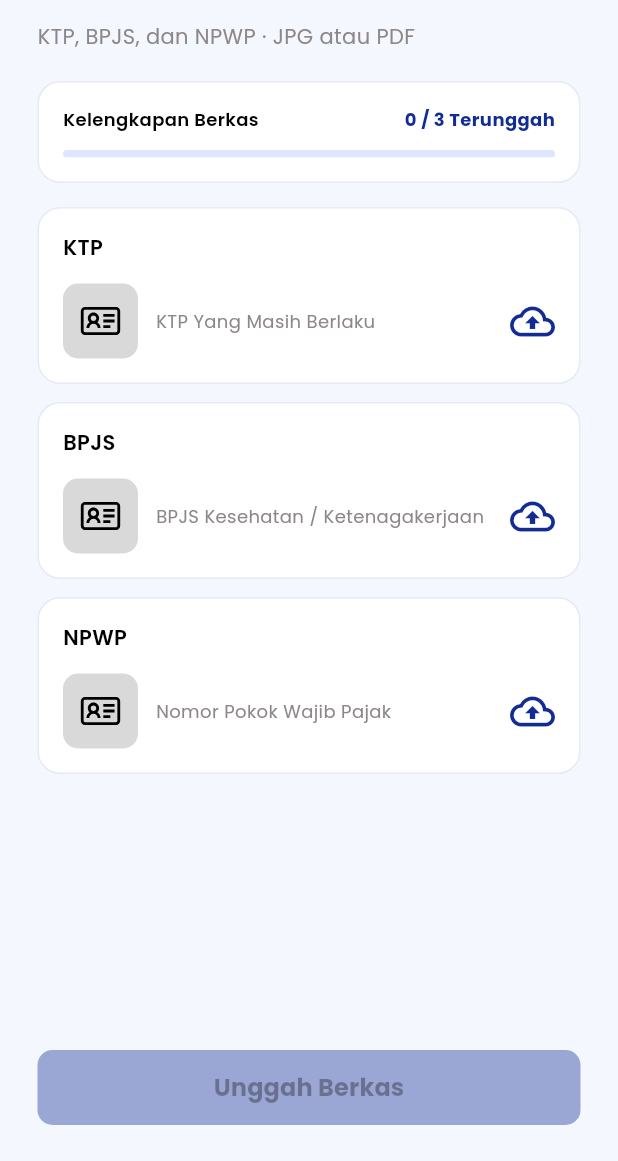
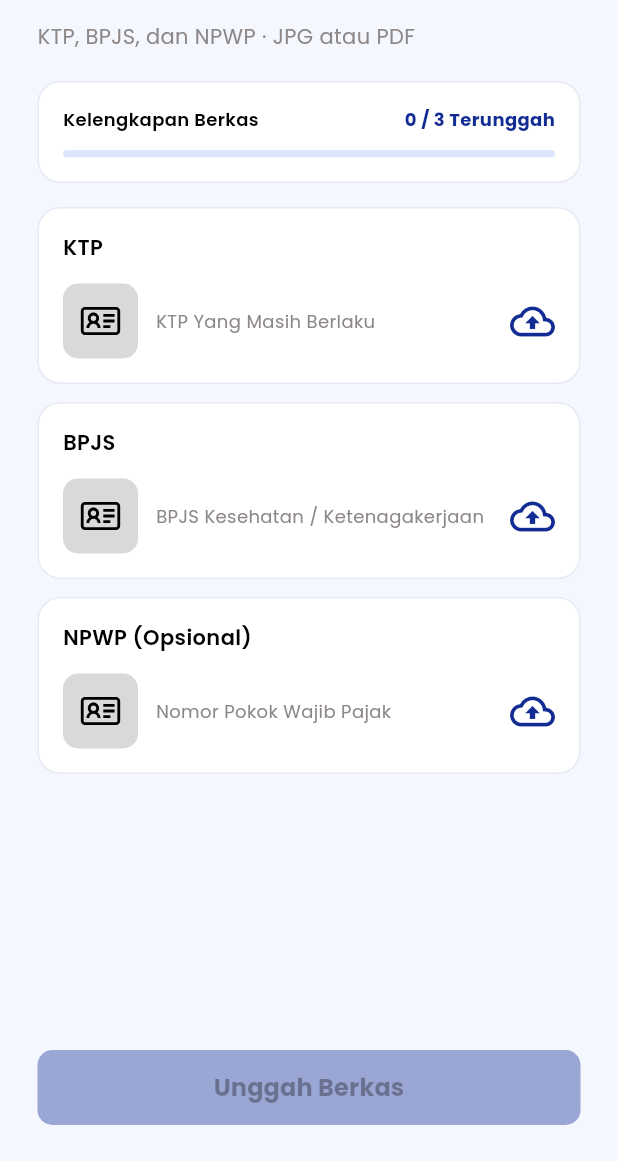
Before and after one commit to compro-Lorem-ipsum/app, a Flutter app: the UnggahBerkasView screen opened by its route, on a phone screen of 412 x 824 dp, the part 75-1236 px from its top. Run offline on Flutter 3.47's test engine with Material 3 defaults, Android fonts, the phone set to English and light mode, and no system bars; our stand-ins replace camera, file_picker, firebase_core, firebase_messaging, flutter_dotenv, flutter_local_notifications and 9 more; missing offline and left inert: flutter_foreground_task, indonesia_regions, pdfx, workmanager; accounts and stored records are empty; network calls fail.

Commit message:
upload npwp menjadi optional

```diff
--- a/bima_app/lib/controllers/dokumen/unggah_berkas_controller.dart
+++ b/bima_app/lib/controllers/dokumen/unggah_berkas_controller.dart
@@ -24,6 +24,9 @@
   final String key;
   final String title;
   final String subtitle;
+
+  /// true = boleh tidak diunggah (tidak dihitung saat cek kelengkapan).
+  final bool optional;
   bool uploaded;
   String? documentUuid;
   String? fileName;
@@ -38,6 +41,7 @@
     required this.key,
     required this.title,
     required this.subtitle,
+    this.optional = false,
     this.uploaded = false,
     this.documentUuid,
     this.fileName,
@@ -53,7 +57,7 @@
   final slots = <DocumentSlot>[
     DocumentSlot(key: 'ktp', title: 'KTP', subtitle: 'KTP Yang Masih Berlaku'),
     DocumentSlot(key: 'bpjs', title: 'BPJS', subtitle: 'BPJS Kesehatan / Ketenagakerjaan'),
-    DocumentSlot(key: 'npwp', title: 'NPWP', subtitle: 'Nomor Pokok Wajib Pajak'),
+    DocumentSlot(key: 'npwp', title: 'NPWP', subtitle: 'Nomor Pokok Wajib Pajak', optional: true),
   ].obs;
 
   /// Key slot yang sedang diproses (upload/hapus) — dipakai untuk
@@ -62,7 +66,8 @@
 
   int get uploadedCount => slots.where((s) => s.uploaded).length;
 
-  bool get isComplete => uploadedCount == slots.length;
+  /// Lengkap = semua slot wajib sudah terunggah (slot opsional diabaikan).
+  bool get isComplete => slots.where((s) => !s.optional).every((s) => s.uploaded);
 
   @override
   void onInit() {
--- a/bima_app/lib/views/dokumen/unggah_berkas_view.dart
+++ b/bima_app/lib/views/dokumen/unggah_berkas_view.dart
@@ -12,6 +12,19 @@
 
 class UnggahBerkasView extends StatelessWidget {
   const UnggahBerkasView({super.key});
+
+  /// NPWP bersifat opsional: boleh tidak diunggah.
+  bool _isOptional(DocumentSlot slot) {
+    return '${slot.key}'.toLowerCase().contains('npwp') ||
+        slot.title.toLowerCase().contains('npwp');
+  }
+
+  /// Berkas wajib (selain yang opsional) sudah terunggah semua.
+  bool _requiredComplete(UnggahBerkasController controller) {
+    return controller.slots
+        .where((slot) => !_isOptional(slot))
+        .every((slot) => slot.uploaded);
+  }
 
   @override
   Widget build(BuildContext context) {
@@ -52,8 +65,8 @@
             Padding(
               padding: const EdgeInsets.fromLTRB(25, 0, 25, 24),
               child: Obx(() => PrimaryButton(
-                    label: controller.isComplete ? 'Simpan Berkas' : 'Unggah Berkas',
-                    onPressed: controller.isComplete ? controller.submit : null,
+                    label: _requiredComplete(controller) ? 'Simpan Berkas' : 'Unggah Berkas',
+                    onPressed: _requiredComplete(controller) ? controller.submit : null,
                   )),
             ),
           ],
@@ -155,7 +168,10 @@
       child: Column(
         crossAxisAlignment: CrossAxisAlignment.start,
         children: [
-          Text(slot.title, style: AppText.semiBold.copyWith(fontSize: 14, color: Colors.black)),
+          Text(
+            _isOptional(slot) ? '${slot.title} (Opsional)' : slot.title,
+            style: AppText.semiBold.copyWith(fontSize: 14, color: Colors.black),
+          ),
           const SizedBox(height: 14),
           Row(
             crossAxisAlignment: CrossAxisAlignment.center,
```
